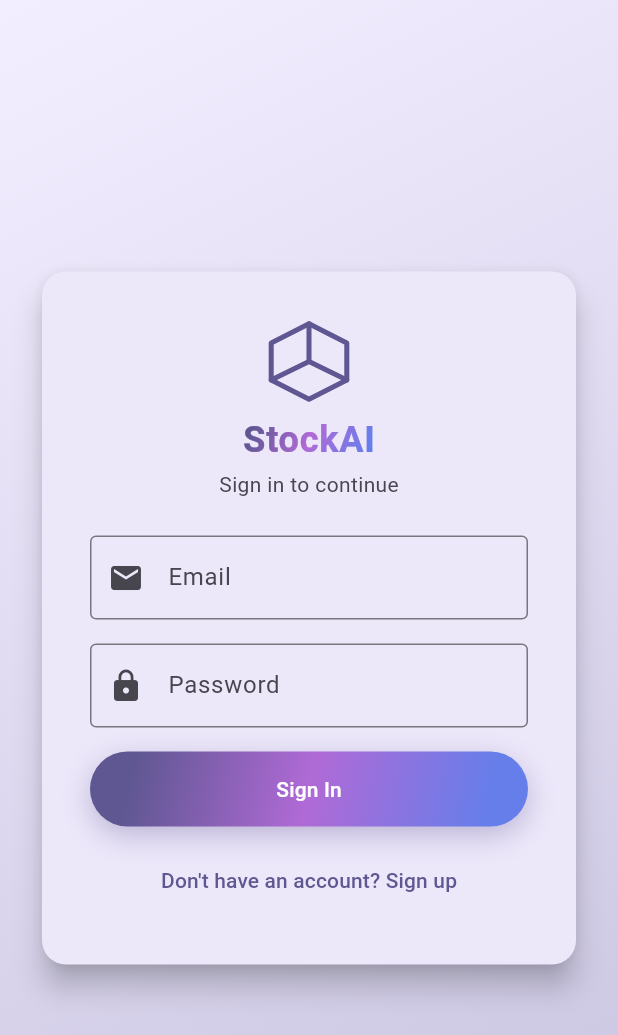
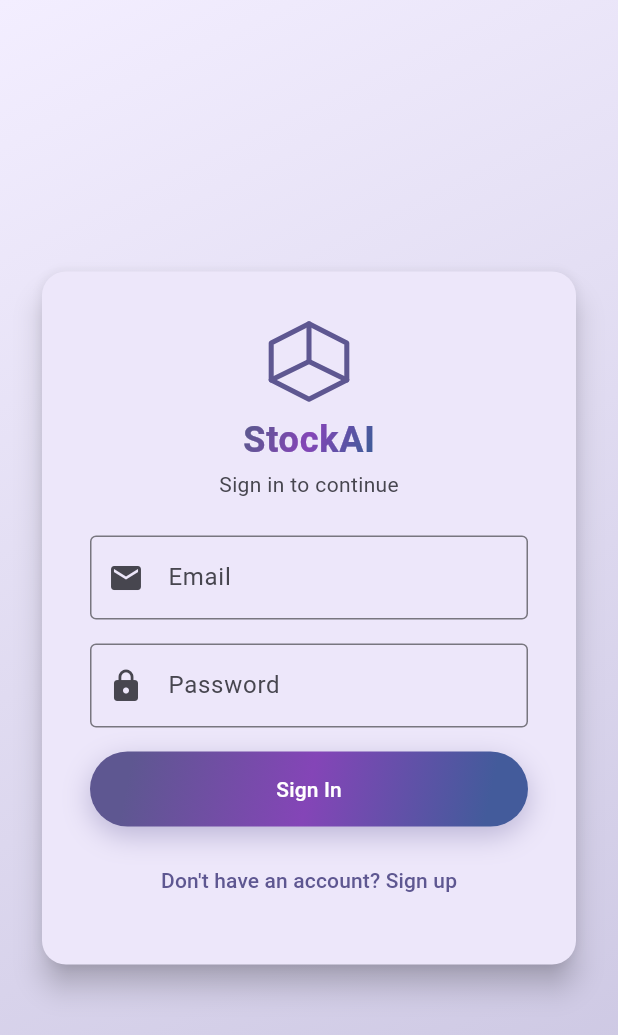
Before and after one commit to Turetsky/Stockai, a Flutter app: the screen it shows after launch, on a phone screen of 412 x 824 dp. Shown: the top 1035 px of the screen. Run offline on Flutter 3.47's test engine with Material 3 defaults, Android fonts, the phone set to English and light mode, and no system bars; our stand-ins replace audioplayers, file_picker, flutter_colorpicker, share_plus, speech_to_text, supabase_flutter; missing offline and left inert: excel; accounts and stored records are empty.

Commit message:
App: theme-dynamic premium look (#26/#16) + offline-resilient auth (#30)
#26/#16 — premium treatment now derives from the active ColorScheme instead
of hardcoded Midnight Violet:
- app_style.dart: accentGradient mid/end stops derived from scheme.primary via
  HSL hue-rotation (+26°/−24°); darkBg/darkPanel seed-tint the canvas+panels;
  removed hardcoded brandBg/brandSurface/brandMid/brandEnd. Looks right in any
  preset; default violet seed reproduces the prior look.
- main.dart: dark baseline uses AppStyle.darkBg/darkPanel(seed). Dark surfaces
  now follow the user's seed (= the #16 custom-dark-surface decision).

#30 offline fix — found + fixed a real bug: a network blip in _freshToken()
caught AuthRetryableFetchException, signed out, and LOGGED THE USER OUT.
- api_service.dart: _freshToken() now rethrows network errors (_isNetworkError)
  and only forces re-login on genuine auth failures.
- chat_screen.dart: friendly "You're offline…" bubble for connectivity errors.

analyze clean, tests pass. Not deployed (app reaches device via flutter build).

Co-Authored-By: Claude Opus 4.8 (1M context) <noreply@anthropic.com>

```diff
--- a/stockai/lib/main.dart
+++ b/stockai/lib/main.dart
@@ -137,16 +137,20 @@ ThemeData _buildTheme(
       useMaterial3: true,
     );
   }
-  // "Midnight Violet" dark brand baseline (shared with the web app). Uses the
-  // exact brand palette; light-authored bg/card overrides are intentionally
-  // NOT applied here (see white-header fix) so the brand renders consistently.
-  const darkSurface = AppStyle.brandBg; // #07070E
-  const darkPanel = AppStyle.brandSurface; // #0D0D18
+  // Dark baseline is now DERIVED from the user's seed (theme-dynamic, #26):
+  // the near-black canvas + panels carry the active theme's hue instead of a
+  // fixed violet-black, so every preset gets a cohesive premium dark look.
+  // This also resolves #16 — the "custom dark surface colors" are the
+  // seed-tinted surfaces; the global light-authored bg/card overrides are still
+  // intentionally NOT applied in dark (see white-header fix). True per-mode
+  // dark overrides would need separate keys (dark_bg_color/dark_card_color).
+  final darkSurface = AppStyle.darkBg(seedColor);
+  final darkPanel = AppStyle.darkPanel(seedColor);
   final darkElevated = Color.lerp(darkPanel, Colors.white, 0.05)!;
   return ThemeData(
     colorScheme: scheme.copyWith(
       surface: darkSurface,
-      surfaceContainerLowest: const Color(0xFF050509),
+      surfaceContainerLowest: Color.lerp(darkSurface, Colors.black, 0.45)!,
       surfaceContainerLow: darkPanel,
       surfaceContainer: darkPanel,
       surfaceContainerHigh: darkElevated,
--- a/stockai/lib/theme/app_style.dart
+++ b/stockai/lib/theme/app_style.dart
@@ -10,14 +10,15 @@ import 'package:flutter/material.dart';
 class AppStyle {
   AppStyle._();
 
-  // ── Midnight Violet brand palette (shared with the web app) ──
-  static const Color brandBg = Color(0xFF07070E); // page background
-  static const Color brandSurface = Color(0xFF0D0D18); // cards / panels
-  static const Color brandAccent = Color(0xFF8B7BFF); // primary accent
-  static const Color brandMid = Color(0xFFB06AD6); // gradient mid stop
-  static const Color brandEnd = Color(0xFF667EEA); // gradient end stop
-  static const Color textPrimary = Color(0xFFECEDF6);
-  static const Color textSecondary = Color(0xFF9A9BB4);
+  // ── Reference palette ──
+  // These are the *default-seed* (Midnight Violet) reference values, kept only
+  // as the fallback seed and as the neutral dark text ramp. Everything visual
+  // (gradients, surfaces, glass, glow) is now DERIVED from the active
+  // ColorScheme / user seed below, so the premium look adapts to ANY preset
+  // instead of always reading as fixed violet.
+  static const Color brandAccent = Color(0xFF8B7BFF); // default seed color
+  static const Color textPrimary = Color(0xFFECEDF6); // dark-mode primary text
+  static const Color textSecondary = Color(0xFF9A9BB4); // dark-mode secondary
   static const Color textFaint = Color(0xFF8A8BA2);
   // Status colors
   static const Color ok = Color(0xFF4ADE80);
@@ -34,14 +35,59 @@ class AppStyle {
   static const Duration fast = Duration(milliseconds: 180);
   static const Duration med = Duration(milliseconds: 280);
 
-  /// The Midnight Violet brand gradient (~110°): accent → mid → indigo.
-  /// Anchored on the scheme's primary so a custom seed still leads, falling
-  /// through the brand mid/end stops.
-  static LinearGradient accentGradient(ColorScheme s) => LinearGradient(
-        begin: const Alignment(-0.8, -1),
-        end: const Alignment(0.8, 1),
-        colors: [s.primary, brandMid, brandEnd],
-      );
+  /// The signature accent gradient (~110°), fully DERIVED from the active
+  /// scheme. The lead stop is `scheme.primary`; the mid/end stops are the
+  /// primary hue rotated a touch warm then cool, so any seed yields a rich,
+  /// harmonious three-stop sweep (the default violet seed reproduces the old
+  /// accent→magenta→indigo Midnight Violet look automatically).
+  ///
+  /// Stop mapping (shared contract with the web app, see site teammate):
+  ///   stop 0 = primary
+  ///   stop 1 = hue +26°,  sat ×0.90,  light +0.04
+  ///   stop 2 = hue −24°,  sat ×0.85,  light −0.02
+  static LinearGradient accentGradient(ColorScheme s) {
+    final base = HSLColor.fromColor(s.primary);
+    final mid = base
+        .withHue((base.hue + 26) % 360)
+        .withSaturation((base.saturation * 0.90).clamp(0.45, 1.0))
+        .withLightness((base.lightness + 0.04).clamp(0.0, 0.85))
+        .toColor();
+    final end = base
+        .withHue((base.hue - 24 + 360) % 360)
+        .withSaturation((base.saturation * 0.85).clamp(0.40, 1.0))
+        .withLightness((base.lightness - 0.02).clamp(0.0, 0.85))
+        .toColor();
+    return LinearGradient(
+      begin: const Alignment(-0.8, -1),
+      end: const Alignment(0.8, 1),
+      colors: [s.primary, mid, end],
+    );
+  }
+
+  /// Near-black page background, tinted by the user's seed hue so the dark
+  /// canvas belongs to the active theme instead of a fixed violet-black.
+  /// Replaces the old hardcoded `brandBg` (#07070E).
+  static Color darkBg(Color seed) {
+    final hsl = HSLColor.fromColor(seed);
+    return HSLColor.fromAHSL(
+      1,
+      hsl.hue,
+      (hsl.saturation * 0.55).clamp(0.14, 0.50),
+      0.045,
+    ).toColor();
+  }
+
+  /// Slightly lifted panel/card surface for dark mode, same seed tint as
+  /// [darkBg]. Replaces the old hardcoded `brandSurface` (#0D0D18).
+  static Color darkPanel(Color seed) {
+    final hsl = HSLColor.fromColor(seed);
+    return HSLColor.fromAHSL(
+      1,
+      hsl.hue,
+      (hsl.saturation * 0.42).clamp(0.10, 0.40),
+      0.085,
+    ).toColor();
+  }
 
   /// Hairline border color appropriate to the active brightness.
   static Color hairline(ColorScheme s) => s.brightness == Brightness.dark
```
Also changed, not shown: stockai/lib/screens/chat_screen.dart (+28 -0 lines), stockai/lib/services/api_service.dart (+22 -1 lines).
